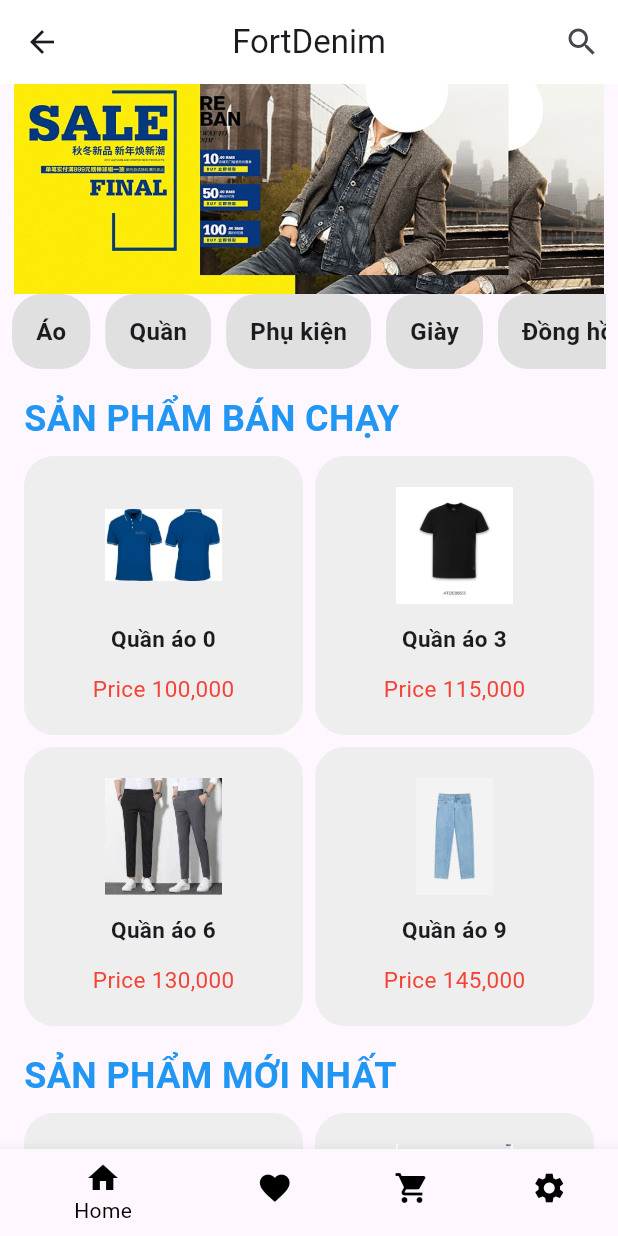
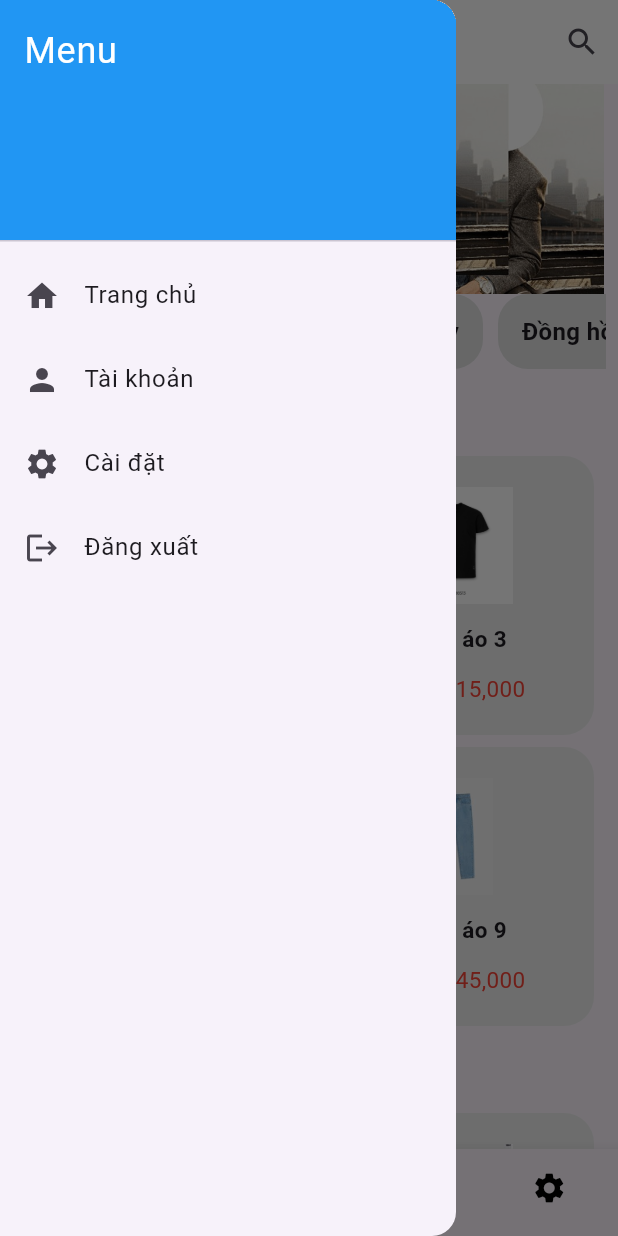
Before and after one commit to hataba123/widgets_image, a Flutter app: the MyGrid screen opened directly, with the side drawer open (before the commit the screen has no drawer), on a phone screen of 412 x 824 dp. Run offline on Flutter 3.47's test engine with Material 3 defaults, Android fonts, the light colour scheme and no system bars; our stand-ins replace carousel_slider.

Commit message:
Thêm menu drawer

```diff
--- a/lib/page/grid.dart
+++ b/lib/page/grid.dart
@@ -61,6 +61,53 @@
             },
           ),
         ],
+      ),
+      drawer: Drawer(
+        child: ListView(
+          padding: EdgeInsets.zero,
+          children: <Widget>[
+            DrawerHeader(
+              decoration: BoxDecoration(
+                color: Colors.blue,
+              ),
+              child: Text(
+                'Menu',
+                style: TextStyle(
+                  color: Colors.white,
+                  fontSize: 24,
+                ),
+              ),
+            ),
+            ListTile(
+              leading: Icon(Icons.home),
+              title: Text('Trang chủ'),
+              onTap: () {
+                Navigator.pop(context);
+              },
+            ),
+            ListTile(
+              leading: Icon(Icons.person),
+              title: Text('Tài khoản'),
+              onTap: () {
+                // Handle your functionality here
+              },
+            ),
+            ListTile(
+              leading: Icon(Icons.settings),
+              title: Text('Cài đặt'),
+              onTap: () {
+                // Handle your functionality here
+              },
+            ),
+            ListTile(
+              leading: Icon(Icons.logout),
+              title: Text('Đăng xuất'),
+              onTap: () {
+                // Handle your functionality here
+              },
+            ),
+          ],
+        ),
       ),
       body: Column(
         children: [
```
